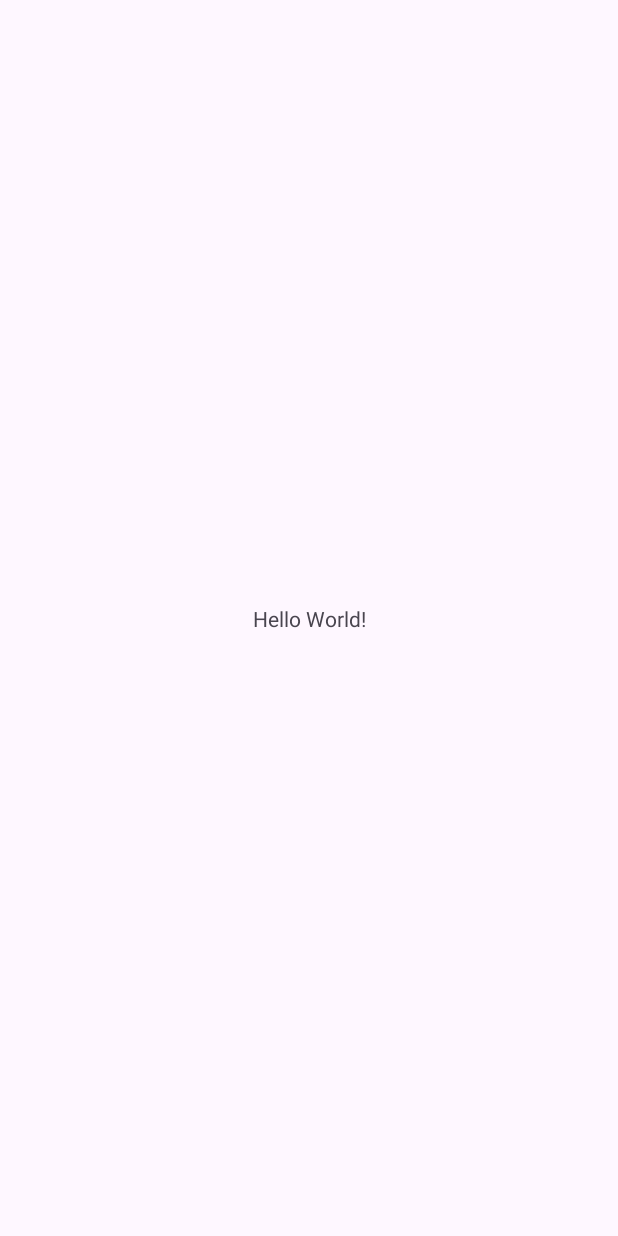
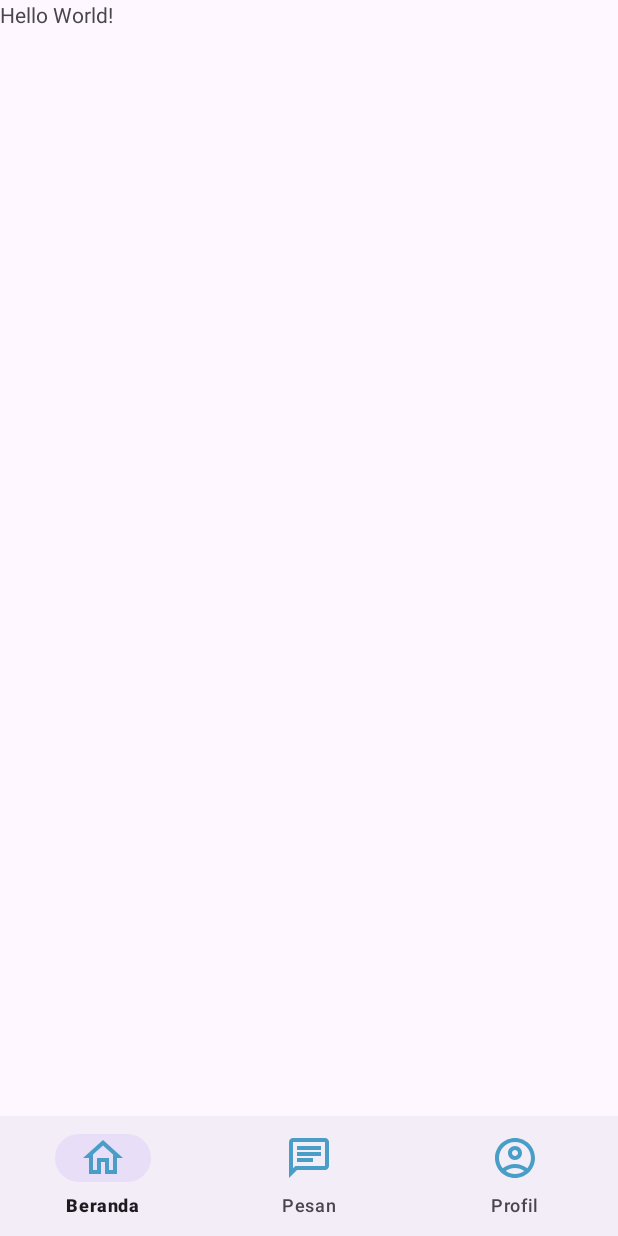
Before and after one commit to shaulascr/ecommerce_serang, an Android app: the screen it shows after launch (MainActivity), on a phone screen of 412 x 824 dp. Before the commit the screen is almost empty. Run offline under Robolectric (Android 15) with nearby library versions, the light colour scheme and no system bars; 2 statements that could not run were skipped.

Commit message:
Add Bottom Navigation

```diff
--- a/app/build.gradle.kts
+++ b/app/build.gradle.kts
@@ -33,6 +33,9 @@ android {
     kotlinOptions {
         jvmTarget = "1.8"
     }
+    buildFeatures {
+        viewBinding = true
+    }
 }
 
 dependencies {
--- a/app/src/main/java/com/alya/ecommerce_serang/ui/MainActivity.kt
+++ b/app/src/main/java/com/alya/ecommerce_serang/ui/MainActivity.kt
@@ -6,10 +6,17 @@ import androidx.appcompat.app.AppCompatActivity
 import androidx.core.view.ViewCompat
 import androidx.core.view.WindowInsetsCompat
 import com.alya.ecommerce_serang.R
+import com.alya.ecommerce_serang.databinding.ActivityMainBinding
+import com.google.android.material.bottomnavigation.BottomNavigationView
+
 
 class MainActivity : AppCompatActivity() {
+    private lateinit var binding: ActivityMainBinding
     override fun onCreate(savedInstanceState: Bundle?) {
         super.onCreate(savedInstanceState)
+        binding = ActivityMainBinding.inflate(layoutInflater)
+        setContentView(binding.root)
+
         enableEdgeToEdge()
         setContentView(R.layout.activity_main)
         ViewCompat.setOnApplyWindowInsetsListener(findViewById(R.id.main)) { v, insets ->
@@ -17,5 +24,8 @@ class MainActivity : AppCompatActivity() {
             v.setPadding(systemBars.left, systemBars.top, systemBars.right, systemBars.bottom)
             insets
         }
+
+        val bottomNavigationView = findViewById<BottomNavigationView>(R.id.bottom_navigation)
+
     }
 }
--- /dev/null
+++ b/app/src/main/res/drawable/outline_account_circle_24.xml
@@ -0,0 +1,7 @@
+<vector xmlns:android="http://schemas.android.com/apk/res/android" android:height="64dp" android:tint="#489EC6" android:viewportHeight="24" android:viewportWidth="24" android:width="64dp">
+
+    <path android:fillColor="@android:color/white" android:pathData="M12,2C6.48,2 2,6.48 2,12s4.48,10 10,10s10,-4.48 10,-10S17.52,2 12,2zM7.35,18.5C8.66,17.56 10.26,17 12,17s3.34,0.56 4.65,1.5C15.34,19.44 13.74,20 12,20S8.66,19.44 7.35,18.5zM18.14,17.12L18.14,17.12C16.45,15.8 14.32,15 12,15s-4.45,0.8 -6.14,2.12l0,0C4.7,15.73 4,13.95 4,12c0,-4.42 3.58,-8 8,-8s8,3.58 8,8C20,13.95 19.3,15.73 18.14,17.12z"/>
+
+    <path android:fillColor="@android:color/white" android:pathData="M12,6c-1.93,0 -3.5,1.57 -3.5,3.5S10.07,13 12,13s3.5,-1.57 3.5,-3.5S13.93,6 12,6zM12,11c-0.83,0 -1.5,-0.67 -1.5,-1.5S11.17,8 12,8s1.5,0.67 1.5,1.5S12.83,11 12,11z"/>
+
+</vector>
--- /dev/null
+++ b/app/src/main/res/drawable/outline_chat_24.xml
@@ -0,0 +1,5 @@
+<vector xmlns:android="http://schemas.android.com/apk/res/android" android:autoMirrored="true" android:height="24dp" android:tint="#489EC6" android:viewportHeight="24" android:viewportWidth="24" android:width="24dp">
+
+    <path android:fillColor="@android:color/white" android:pathData="M4,4h16v12L5.17,16L4,17.17L4,4m0,-2c-1.1,0 -1.99,0.9 -1.99,2L2,22l4,-4h14c1.1,0 2,-0.9 2,-2L22,4c0,-1.1 -0.9,-2 -2,-2L4,2zM6,12h8v2L6,14v-2zM6,9h12v2L6,11L6,9zM6,6h12v2L6,8L6,6z"/>
+
+</vector>
--- /dev/null
+++ b/app/src/main/res/drawable/outline_home_24.xml
@@ -0,0 +1,5 @@
+<vector xmlns:android="http://schemas.android.com/apk/res/android" android:height="64dp" android:tint="#489EC6" android:viewportHeight="24" android:viewportWidth="24" android:width="64dp">
+
+    <path android:fillColor="@android:color/white" android:pathData="M12,5.69l5,4.5V18h-2v-6H9v6H7v-7.81l5,-4.5M12,3L2,12h3v8h6v-6h2v6h6v-8h3L12,3z"/>
+
+</vector>
--- a/app/src/main/res/layout/activity_main.xml
+++ b/app/src/main/res/layout/activity_main.xml
@@ -1,11 +1,13 @@
 <?xml version="1.0" encoding="utf-8"?>
-<androidx.constraintlayout.widget.ConstraintLayout xmlns:android="http://schemas.android.com/apk/res/android"
+<androidx.coordinatorlayout.widget.CoordinatorLayout
+    xmlns:android="http://schemas.android.com/apk/res/android"
     xmlns:app="http://schemas.android.com/apk/res-auto"
     xmlns:tools="http://schemas.android.com/tools"
     android:id="@+id/main"
     android:layout_width="match_parent"
     android:layout_height="match_parent"
     tools:context=".ui.MainActivity">
+
 
     <TextView
         android:layout_width="wrap_content"
@@ -16,4 +18,15 @@
         app:layout_constraintStart_toStartOf="parent"
         app:layout_constraintTop_toTopOf="parent" />
 
-</androidx.constraintlayout.widget.ConstraintLayout>
+    <com.google.android.material.bottomnavigation.BottomNavigationView
+        android:id="@+id/bottom_navigation"
+        android:layout_width="match_parent"
+        android:layout_height="wrap_content"
+        android:layout_gravity="bottom"
+        style="@style/Widget.Material3.BottomNavigationView"
+        app:menu="@menu/bottom_navigation_menu"
+        app:itemIconTint="#489EC6"
+        app:itemIconSize="@dimen/m3_comp_navigation_bar_active_indicator_height"/>
+
+
+</androidx.coordinatorlayout.widget.CoordinatorLayout>
--- /dev/null
+++ b/app/src/main/res/menu/bottom_navigation_menu.xml
@@ -0,0 +1,18 @@
+<?xml version="1.0" encoding="utf-8"?>
+<menu xmlns:android="http://schemas.android.com/apk/res/android">
+    <item
+        android:id="@+id/page_1"
+        android:enabled="true"
+        android:icon="@drawable/outline_home_24"
+        android:title="Beranda" />
+    <item
+        android:id="@+id/page_2"
+        android:enabled="true"
+        android:icon="@drawable/outline_chat_24"
+        android:title="Pesan" />
+    <item
+        android:id="@+id/page_3"
+        android:enabled="true"
+        android:icon="@drawable/outline_account_circle_24"
+        android:title="Profil" />
+</menu>
```
